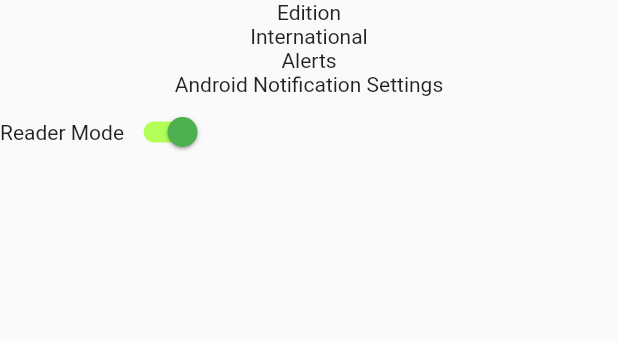
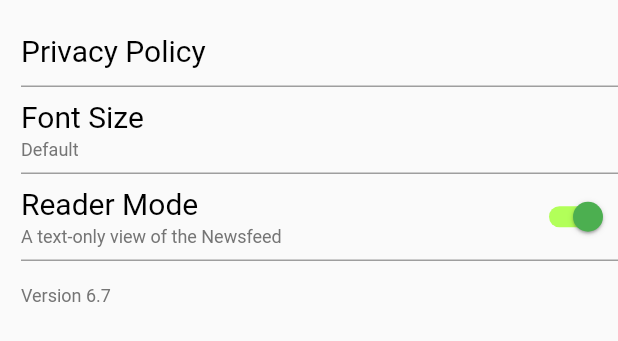
Before and after one commit to fightwen/FlutterNewsApp, a Flutter app: the SettingsPage widget shown alone on an empty page, opened directly, on a phone screen of 412 x 824 dp. Shown: the top 341 px of the screen. Run offline on Flutter 3.47's test engine with Material 2 defaults, Android fonts, the phone set to English and light mode, and no system bars; network calls fail.

```diff
--- a/lib/main.dart
+++ b/lib/main.dart
@@ -3,7 +3,7 @@ import 'dart:developer' as developer;
 
 import 'bookmark/bookmark_page.dart';
 import 'home_page.dart';
-import 'search_page.dart';
+import 'search/search_page.dart';
 import 'setiing/settings_page.dart';
 
 void main() => runApp(MyApp());
--- a/lib/setiing/settings_page.dart
+++ b/lib/setiing/settings_page.dart
@@ -1,36 +1,95 @@
 import 'package:flutter/material.dart';
+import 'package:flutter_news_app/views/line_widget.dart';
 
-
-class SettingsPage extends StatefulWidget{
+class SettingsPage extends StatefulWidget {
   @override
   State<StatefulWidget> createState() {
     return _SettingsPageState();
   }
-
 }
 
 class _SettingsPageState extends State<SettingsPage> {
+  Widget _buildText(String text, {String subText}) {
+    Widget subTextWidget = subText == null
+        ? Container()
+        : Text(
+            subText,
+            style: TextStyle(fontSize: 12, color: Colors.grey[600]),
+          );
+    return Column(
+      mainAxisAlignment: MainAxisAlignment.start,
+      crossAxisAlignment: CrossAxisAlignment.start,
+      children: <Widget>[
+        Padding(
+          padding: EdgeInsets.only(top: 8),
+          child: _buildTextBlackStyle(text),
+        ),
+        Padding(
+          padding: EdgeInsets.only(top: 4, bottom: 8),
+          child: subTextWidget,
+        )
+      ],
+    );
+  }
+
+  Widget _buildTextLineAndChooseBar(bool isShowBar, String text,
+      {String subText}) {
+    Widget chooseBar = isShowBar ? _buildSwitchBar() : Container();
+    return Row(
+      mainAxisAlignment: MainAxisAlignment.start,
+      crossAxisAlignment: CrossAxisAlignment.center,
+      children: <Widget>[
+        Expanded(
+          child: _buildText(text, subText: subText),
+        ),
+        chooseBar
+      ],
+    );
+  }
+
+  Widget _buildTextAndChooseBarWithLine(bool isShowBar, String text,
+      {String subText}) {
+    return Column(
+      children: <Widget>[
+        _buildTextLineAndChooseBar(isShowBar, text, subText: subText),
+        LineWidget(Colors.grey)
+      ],
+    );
+  }
+
+  Widget _buildTextBlackStyle(String text) {
+    return Text(text, style: TextStyle(fontSize: 20, color: Colors.black));
+  }
+
+  Widget _buildVersionText(String version){
+    return Padding(
+      padding: EdgeInsets.only(top:16,bottom: 16),
+      child: Text(version, style: TextStyle(fontSize: 12, color: Colors.grey[600])),
+    );
+  }
+
   @override
   Widget build(BuildContext context) {
-    return Column(children: <Widget>[
-      Text("Edition"),
-      Text("International"),
-      Text("Alerts"),
-      Text("Android Notification Settings"),
-      Row(
-        children: <Widget>[
-          Column(children: <Widget>[
-            Text("Reader Mode"),
-          ],),
-
-          _buildSwitchBar()],),
-    ],);
+    return Padding(
+        padding: EdgeInsets.only(left: 14, top: 14),
+        child: Column(
+          mainAxisAlignment: MainAxisAlignment.start,
+          crossAxisAlignment: CrossAxisAlignment.start,
+          children: <Widget>[
+            _buildTextAndChooseBarWithLine(false, "Privacy Policy"),
+            _buildTextAndChooseBarWithLine(false, "Font Size",
+                subText: "Default"),
+            _buildTextAndChooseBarWithLine(true, "Reader Mode",
+                subText: "A text-only view of the Newsfeed"),
+            _buildVersionText("Version 6.7"),
+          ],
+        ));
   }
 
   //this goes in our State class as a global variable
   bool isSwitched = true;
 
-  Widget _buildSwitchBar(){
+  Widget _buildSwitchBar() {
     //this goes in as one of the children in our column
     return Switch(
       value: isSwitched,
@@ -43,5 +102,4 @@ class _SettingsPageState extends State<SettingsPage> {
       activeColor: Colors.green,
     );
   }
-
 }
--- /dev/null
+++ b/lib/views/line_widget.dart
@@ -0,0 +1,21 @@
+import 'package:flutter/material.dart';
+
+class LineWidget extends StatelessWidget{
+  Color mColor;
+  LineWidget(Color color){
+    mColor = color;
+  }
+
+  Widget _buildLine(Color color){
+    return Container(
+      height: 1.0,
+      width: double.infinity,
+      color: color,
+    );
+  }
+
+  @override
+  Widget build(BuildContext context) {
+    return _buildLine(mColor);
+  }
+}
```
Also changed, not shown: lib/bookmark/bookmark_card_item.dart (+2 -8 lines), lib/search/search_page.dart (added, +67 -0 lines), lib/search_page.dart (deleted, +0 -21 lines).
